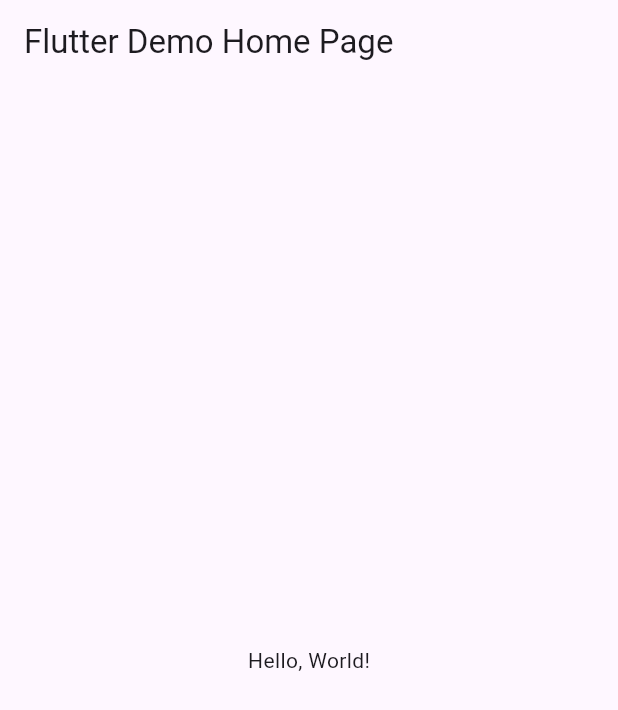
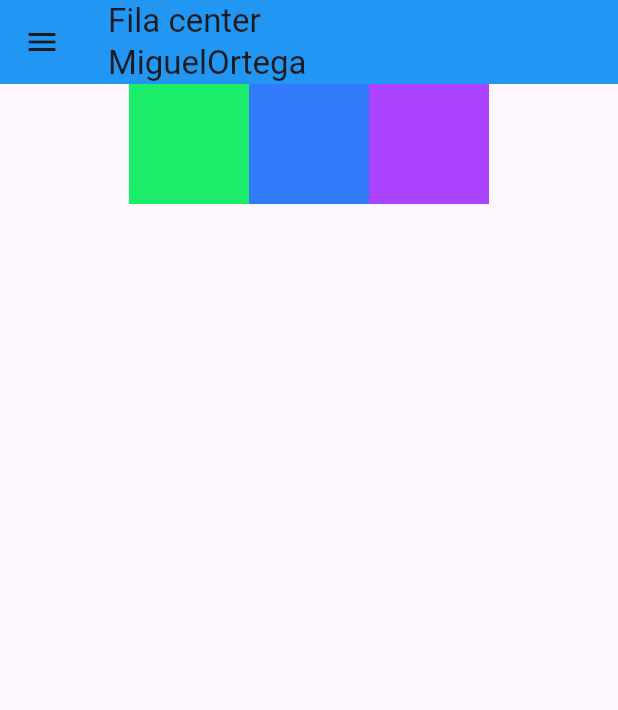
Before and after one commit to MAOMOrtega15/act3_drawerp, a Flutter app: the screen it shows after launch, on a phone screen of 412 x 824 dp. Shown: the top 710 px of the screen. Run offline on Flutter 3.47's test engine with Material 3 defaults, Android fonts, the phone set to English and light mode, and no system bars.

```diff
--- /dev/null
+++ b/lib/home.dart
@@ -0,0 +1,42 @@
+import 'package:flutter/material.dart';
+import 'package:ortegadrawer2/drawer_menu.dart';
+
+class Home extends StatelessWidget {
+  static const String routeName = '/home';
+
+  @override
+  Widget build(BuildContext context) {
+    return Scaffold(
+      appBar: AppBar(
+        title: Text("Fila center\nMiguelOrtega"),
+        backgroundColor: Colors.blue,
+      ),
+      drawer: DrawerMenu(),
+      body: Row(
+        mainAxisAlignment: MainAxisAlignment.center,
+        mainAxisSize: MainAxisSize.max,
+        crossAxisAlignment: CrossAxisAlignment.center,
+        children: <Widget>[
+          Container(
+            padding: const EdgeInsets.all(0.0),
+            color: Color(0xff1bed6b),
+            width: 80.0,
+            height: 80.0,
+          ),
+          Container(
+            padding: const EdgeInsets.all(0.0),
+            color: Color(0xff317bfb),
+            width: 80.0,
+            height: 80.0,
+          ),
+          Container(
+            padding: const EdgeInsets.all(0.0),
+            color: Color(0xffab43ff),
+            width: 80.0,
+            height: 80.0,
+          ),
+        ],
+      ), // This trailing comma makes auto-formatting nicer for build methods.
+    );
+  }
+}
--- a/lib/main.dart
+++ b/lib/main.dart
@@ -1,43 +1,50 @@
+import 'package:ortegadrawer2/movies.dart';
+import 'package:ortegadrawer2/profile.dart';
+import 'package:ortegadrawer2/comenzar.dart';
+import 'package:ortegadrawer2/spacearound.dart';
+import 'package:ortegadrawer2/spacebetween.dart';
+
+import 'package:ortegadrawer2/stretch.dart';
 import 'package:flutter/material.dart';
 
-void main() => runApp(MyApp());
+import 'contact.dart';
+import 'home.dart';
+
+void main() {
+  runApp(MyApp());
+}
 
 class MyApp extends StatelessWidget {
-  const MyApp({super.key});
+  static const String home = Home.routeName;
+  static const String profile = Profile.routeName;
+  static const String movies = Movies.routeName;
+  static const String contacts = Contact.routeName;
+  static const String comenzar = Comenzar.routeName;
+  static const String spacearound = Spacearound.routeName;
+  static const String spacebetween = Spacebeetwen.routeName;
+  static const String stretch = Stretch.routeName;
+
   // This widget is the root of your application.
   @override
   Widget build(BuildContext context) {
     return MaterialApp(
-      // Application name
-      title: 'Flutter Hello World',
-      // Application theme data, you can set the colors for the application as
-      // you want
+      debugShowCheckedModeBanner: false,
+      title: 'Ejemplo Drawer Menu',
       theme: ThemeData(
-        // useMaterial3: false,
         primarySwatch: Colors.blue,
+        visualDensity: VisualDensity.adaptivePlatformDensity,
       ),
-      // A widget which will be started on application startup
-      home: MyHomePage(title: 'Flutter Demo Home Page'),
+      routes: {
+        home: (context) => Home(),
+        profile: (context) => Profile(),
+        movies: (context) => Movies(),
+        contacts: (context) => Contact(),
+        comenzar: (context) => Comenzar(),
+        spacearound: (context) => Spacearound(),
+        spacebetween: (context) => Spacebeetwen(),
+        stretch: (context) => Stretch(),
+      },
+      home: Home(),
     );
   }
 }
-
-class MyHomePage extends StatelessWidget {
-  final String title;
-  const MyHomePage({super.key, required this.title});
-
-  @override
-  Widget build(BuildContext context) {
-    return Scaffold(
-      appBar: AppBar(
-        // The title text which will be shown on the action bar
-        title: Text(title),
-      ),
-      body: Center(
-        child: Text(
-          'Hello, World!',
-        ),
-      ),
-    );
-  }
-}
--- a/pubspec.yaml
+++ b/pubspec.yaml
@@ -17,6 +17,8 @@ dev_dependencies:
 
 flutter:
   uses-material-design: true
+  assets:
+    - assets/drawer_header.jpg
   # assets:
   #  - images/a_dot_burr.jpeg
   #  - images/a_dot_ham.jpeg
```
Also changed, not shown: lib/comenzar.dart (added, +42 -0 lines), lib/contact.dart (added, +21 -0 lines), lib/drawer_menu.dart (added, +96 -0 lines), lib/movies.dart (added, +40 -0 lines), lib/profile.dart (added, +41 -0 lines), lib/spacearound.dart (added, +41 -0 lines), lib/spacebetween.dart (added, +41 -0 lines), lib/stretch.dart (added, +41 -0 lines), assets/drawer_header.jpg (added).
